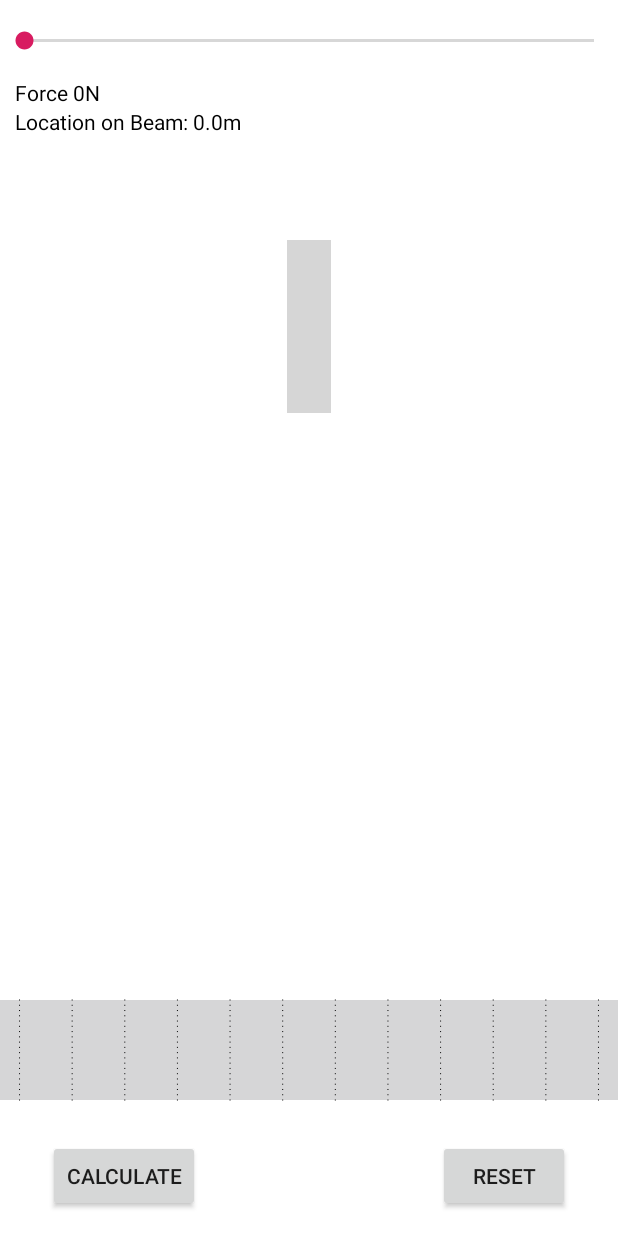
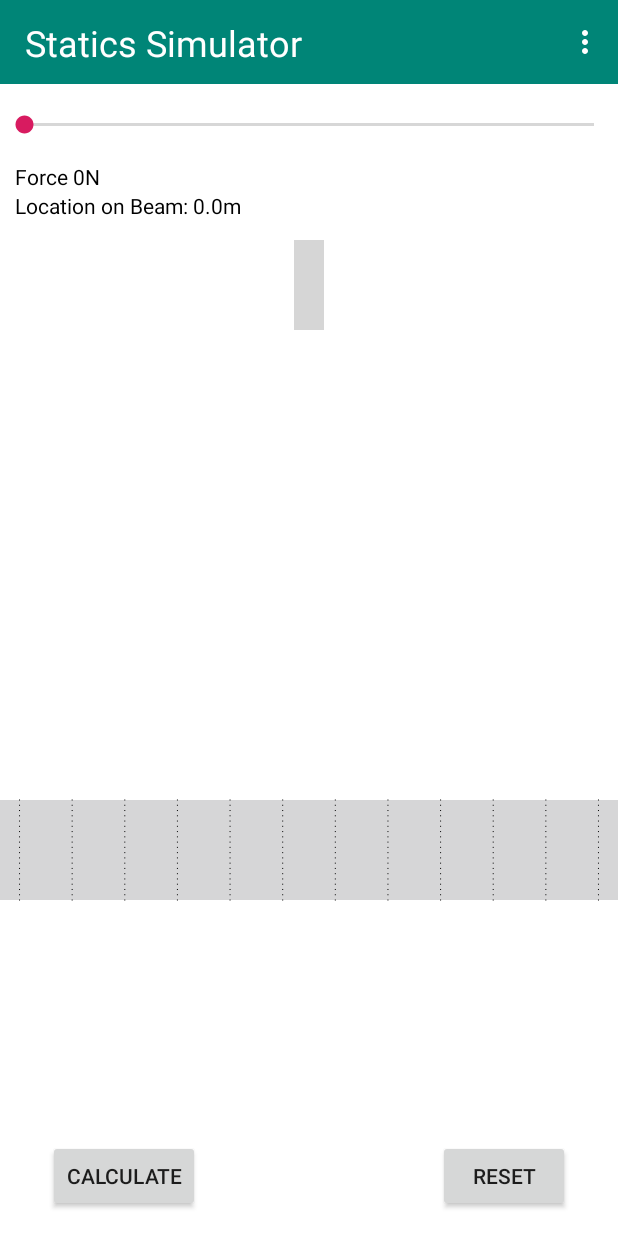
Before and after one commit to mkyle98/CS-275-Statics-Simulator, an Android app: the screen it shows after launch (MainActivity), on a phone screen of 412 x 824 dp. Run offline under Robolectric (Android 15) with nearby library versions, the phone set to English and light mode, and no system bars; grey boxes are pictures that could not be loaded.

Commit message:
Added toolbar/menu

```diff
--- a/app/src/main/java/com/jacobwunder/cs275staticssimulator/CanvasView.java
+++ b/app/src/main/java/com/jacobwunder/cs275staticssimulator/CanvasView.java
@@ -57,7 +57,7 @@ public class CanvasView extends View {
 
         //DEFINE VERTICES---------------------------------
         float minX = getBeamX();
-        float minY = 1000;
+        float minY = 800;
         float sizeX = getBeamWidth();
         float sizeY = getBeamHeight();
 
--- a/app/src/main/java/com/jacobwunder/cs275staticssimulator/MainActivity.java
+++ b/app/src/main/java/com/jacobwunder/cs275staticssimulator/MainActivity.java
@@ -3,6 +3,7 @@ package com.jacobwunder.cs275staticssimulator;
 import android.app.Activity;
 import android.content.res.Resources;
 import android.os.Bundle;
+import android.view.Menu;
 import android.view.View;
 
 import com.jacobwunder.cs275staticssimulator.threading.SimulatorClient;
@@ -17,6 +18,7 @@ import android.widget.FrameLayout;
 import android.widget.ImageView;
 import android.widget.SeekBar;
 import android.widget.TextView;
+import android.widget.Toolbar;
 
 public class MainActivity extends Activity {
 
@@ -77,8 +79,7 @@ public class MainActivity extends Activity {
                 //progress = progress * 10;
                 seekBarValue.setText("Force: " + seekBar.getProgress() +"N");
                 mCustomCanvas.setForceArrowAmount(seekBar.getProgress());
-
-                image.setScaleY(2);
+                //image.setScaleY(+1);
                 mCustomCanvas.invalidate();
             }
 
--- a/app/src/main/res/layout/activity_main.xml
+++ b/app/src/main/res/layout/activity_main.xml
@@ -19,6 +19,7 @@
             android:layout_height="match_parent">
 
             <androidx.constraintlayout.widget.ConstraintLayout
+                android:id="@+id/constraintLayout"
                 android:layout_width="match_parent"
                 android:layout_height="80dp"
                 app:layout_constraintBottom_toBottomOf="@+id/signature_canvas"
@@ -79,7 +80,7 @@
                 android:layout_width="match_parent"
                 android:layout_height="55dp"
                 app:layout_constraintEnd_toEndOf="parent"
-                app:layout_constraintTop_toTopOf="@+id/signature_canvas" />
+                app:layout_constraintTop_toBottomOf="@+id/toolbar" />
 
             <com.jacobwunder.cs275staticssimulator.CanvasView
                 android:id="@+id/signature_canvas"
@@ -89,18 +90,43 @@
                 tools:layout_editor_absoluteX="-2dp"
                 tools:layout_editor_absoluteY="0dp" />
 
+            <androidx.appcompat.widget.Toolbar
+                android:id="@+id/toolbar"
+                android:layout_width="match_parent"
+                android:layout_height="wrap_content"
+                android:background="?attr/colorPrimary"
+                android:minHeight="?attr/actionBarSize"
+                android:theme="?attr/actionBarTheme"
+                app:layout_constraintTop_toTopOf="@+id/signature_canvas"
+                app:menu="@menu/menu_items"
+                tools:layout_editor_absoluteX="16dp" />
+
+            <TextView
+                android:id="@+id/app_title"
+                android:layout_width="wrap_content"
+                android:layout_height="wrap_content"
+                android:text="@string/statics_simulator"
+                android:textColor="#FFFFFF"
+                android:textSize="24sp"
+                app:layout_constraintBottom_toTopOf="@+id/seekBar"
+                app:layout_constraintEnd_toEndOf="@+id/toolbar"
+                app:layout_constraintHorizontal_bias="0.073"
+                app:layout_constraintStart_toStartOf="parent"
+                app:layout_constraintTop_toTopOf="@+id/signature_canvas" />
+
+
         </androidx.constraintlayout.widget.ConstraintLayout>
 
         <ImageView
             android:id="@+id/forceArrow"
-            android:scaleType="fitStart"
-            android:adjustViewBounds="true"
-            android:layout_width="29dp"
-            android:layout_height="115dp"
+            android:layout_width="20dp"
+            android:layout_height="60dp"
             android:layout_gravity="center_horizontal"
             android:layout_marginTop="160dp"
+            android:adjustViewBounds="true"
             android:clickable="true"
             android:contentDescription="Force Arrow Image"
+            android:scaleType="fitStart"
             android:src="@drawable/arrow" />
 
     </FrameLayout>
--- /dev/null
+++ b/app/src/main/res/menu/menu_items.xml
@@ -0,0 +1,6 @@
+<?xml version="1.0" encoding="utf-8"?>
+<menu xmlns:app="http://schemas.android.com/apk/res-auto"
+    xmlns:android="http://schemas.android.com/apk/res/android">
+    <item android:title="@string/item1" />
+    <item android:title="@string/item2" />
+</menu>
--- a/app/src/main/res/values/strings.xml
+++ b/app/src/main/res/values/strings.xml
@@ -4,4 +4,7 @@
     <string name="todo">TODO</string>
     <string name="calculate">Calculate</string>
     <string name="reset">Reset</string>
+    <string name="item1">Item1</string>
+    <string name="item2">Item2</string>
+    <string name="statics_simulator">Statics Simulator</string>
 </resources>
```
